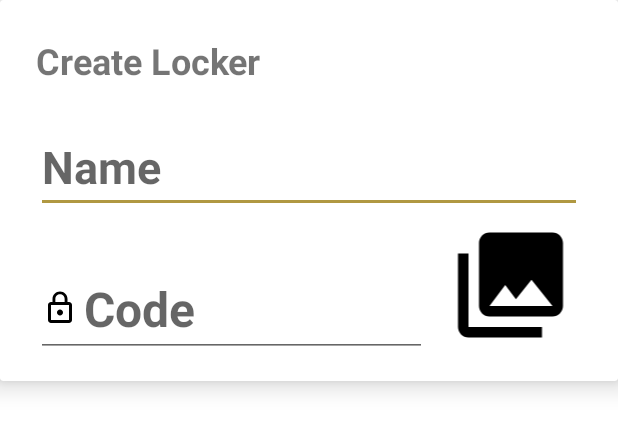
After one commit to wiomoc/MioCheck, an Android app: the layout dialog_locker_create.xml on its own in the app's theme, with its tools: preview values and no code run, on a phone screen of 412 x 824 dp. The commit adds this screen. Shown: the top 431 px of the screen. Run offline under Robolectric (Android 15) with nearby library versions, the phone set to English and light mode, and no system bars.

Commit message:
Added Lockercreation dialog

```diff
--- /dev/null
+++ b/app/src/main/res/drawable/ic_photo_library.xml
@@ -0,0 +1,9 @@
+<vector xmlns:android="http://schemas.android.com/apk/res/android"
+        android:width="24dp"
+        android:height="24dp"
+        android:viewportWidth="24.0"
+        android:viewportHeight="24.0">
+    <path
+        android:fillColor="#FF000000"
+        android:pathData="M22,16L22,4c0,-1.1 -0.9,-2 -2,-2L8,2c-1.1,0 -2,0.9 -2,2v12c0,1.1 0.9,2 2,2h12c1.1,0 2,-0.9 2,-2zM11,12l2.03,2.71L16,11l4,5L8,16l3,-4zM2,6v14c0,1.1 0.9,2 2,2h14v-2L4,20L4,6L2,6z"/>
+</vector>
--- a/app/src/main/res/layout/activity_main.xml
+++ b/app/src/main/res/layout/activity_main.xml
@@ -22,6 +22,7 @@
                     android:id="@+id/toolbar_spinner"
                     android:layout_width="wrap_content"
                     android:layout_height="wrap_content"
+                    android:visibility="gone"
                     android:popupBackground="#FFFFFF"/>
         </androidx.appcompat.widget.Toolbar>
 
--- a/app/src/main/res/layout/fragment_bottom_sheet.xml
+++ b/app/src/main/res/layout/bottom_sheet_locker_info.xml
@@ -15,7 +15,7 @@
         <TextView
                 android:layout_width="wrap_content"
                 android:layout_height="wrap_content"
-                android:id="@+id/fragment_bottom_view_lock_txt"
+                android:id="@+id/locker_create_code_txt"
                 app:layout_constraintStart_toStartOf="parent"
                 android:layout_marginStart="8dp"
                 android:layout_marginTop="3dp"
--- /dev/null
+++ b/app/src/main/res/layout/dialog_locker_create.xml
@@ -0,0 +1,57 @@
+<?xml version="1.0" encoding="utf-8"?>
+<androidx.cardview.widget.CardView
+        xmlns:android="http://schemas.android.com/apk/res/android"
+        xmlns:app="http://schemas.android.com/apk/res-auto" xmlns:tools="http://schemas.android.com/tools"
+        android:id="@+id/bottom_sheet"
+        app:cardElevation="10sp"
+        android:layout_width="match_parent"
+        android:layout_height="wrap_content">
+
+    <androidx.constraintlayout.widget.ConstraintLayout
+            android:layout_width="match_parent"
+            android:layout_height="wrap_content"
+            android:padding="16dp">
+        <TextView
+                android:text="Create Locker"
+                android:layout_width="0dp"
+                android:layout_height="wrap_content"
+                android:id="@+id/locker_create_title_label" android:layout_marginTop="8dp"
+                app:layout_constraintTop_toTopOf="parent" app:layout_constraintStart_toStartOf="parent"
+                android:layout_marginStart="8dp" app:layout_constraintEnd_toEndOf="parent"
+                android:layout_marginEnd="8dp" android:textStyle="bold" android:textSize="24sp"/>
+        <EditText
+                android:layout_width="0dp"
+                android:layout_height="wrap_content"
+                android:id="@+id/locker_create_name_txt"
+                app:layout_constraintStart_toStartOf="parent"
+                android:layout_marginStart="8dp"
+                android:layout_marginTop="24dp"
+                android:textStyle="bold"
+                android:textSize="30sp"
+                android:hint="Name" android:layout_marginEnd="8dp" app:layout_constraintEnd_toEndOf="parent"
+                app:layout_constraintHorizontal_bias="0.75"
+                app:layout_constraintTop_toBottomOf="@+id/locker_create_title_label"/>
+        <EditText
+                android:layout_width="0dp"
+                android:layout_height="wrap_content"
+                android:id="@+id/locker_create_code_txt"
+                app:layout_constraintStart_toStartOf="parent"
+                android:layout_marginStart="8dp"
+                android:drawableStart="@drawable/ic_lock"
+                android:drawablePadding="4dp"
+                android:textStyle="bold"
+                android:textSize="32sp"
+                android:maxLength="6"
+                android:inputType="number"
+                android:hint="Code"
+                android:layout_marginTop="32dp"
+                app:layout_constraintTop_toBottomOf="@+id/locker_create_name_txt"
+                android:layout_marginEnd="8dp" app:layout_constraintEnd_toStartOf="@+id/locker_create_image"/>
+        <ImageView
+                android:layout_width="95dp"
+                android:layout_height="84dp" android:src="@drawable/ic_photo_library"
+                android:id="@+id/locker_create_image" app:layout_constraintEnd_toEndOf="parent" android:layout_marginEnd="8dp"
+                android:layout_marginTop="6dp" app:layout_constraintTop_toBottomOf="@+id/locker_create_name_txt"/>
+
+    </androidx.constraintlayout.widget.ConstraintLayout>
+</androidx.cardview.widget.CardView>
--- a/app/src/main/res/menu/fragment_locker.xml
+++ b/app/src/main/res/menu/fragment_locker.xml
@@ -3,11 +3,11 @@
 
     <item android:title="@string/fragment_availability_alarm_menu"
           android:icon="@drawable/ic_alarm_add"
-          android:id="@+id/fragment_locker_alarm"
+          android:id="@+id/fragment_locker_menu_alarm"
           app:showAsAction="always"/>
 
     <item android:title="@string/menu_info"
           android:icon="@drawable/ic_info"
-          android:id="@+id/fragment_locker_info"
+          android:id="@+id/fragment_locker_menu_info"
           app:showAsAction="always"/>
 </menu>
```
Also changed, not shown: app/src/main/java/de/wiomoc/miocheck/LockerCreateDialogFragment.kt (added, +69 -0 lines), app/src/main/java/de/wiomoc/miocheck/LockerFragment.kt (+52 -9 lines), app/src/main/java/de/wiomoc/miocheck/LockerInfoBottomSheetFragment.kt (renamed from app/src/main/java/de/wiomoc/miocheck/BottomSheetFragment.kt, +5 -6 lines), app/src/main/java/de/wiomoc/miocheck/MainActivity.kt (+15 -6 lines), app/src/main/java/de/wiomoc/miocheck/services/UserService.kt (+18 -0 lines), app/src/main/res/layout/fragment_locker.xml (+22 -11 lines), 1 other file.
